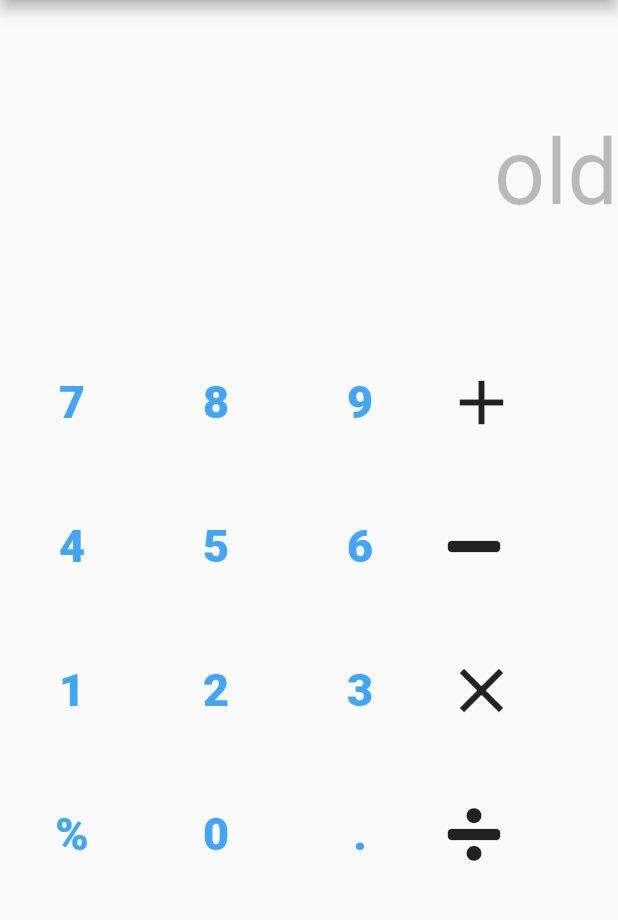
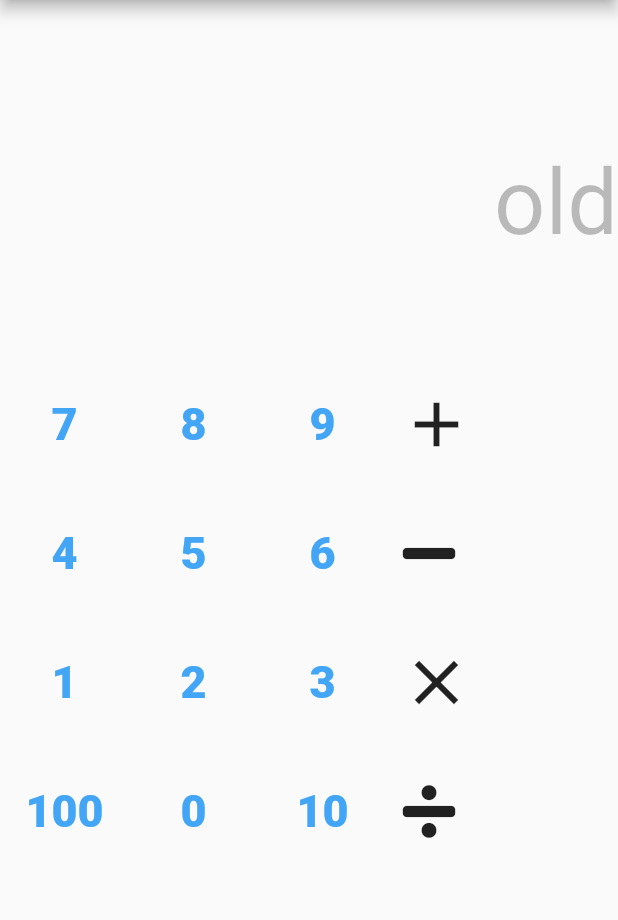
Before and after one commit to ajaydatla/calculator, a Flutter app: the screen it shows after launch, on a phone screen of 412 x 824 dp, the part 84-1004 px from its top. Run offline on Flutter 3.47's test engine with Material 2 defaults, Android fonts, the phone set to English and light mode, and no system bars; our stand-ins replace font_awesome_flutter.

Commit message:
single function for digits

```diff
--- a/lib/main.dart
+++ b/lib/main.dart
@@ -26,7 +26,7 @@ class HomeState extends State<MainScreen> {
           child: ListView(
 
             children: <Widget>[
-              new Padding(padding: EdgeInsets.all(40.0)),
+              new Padding(padding: EdgeInsets.all(50.0)),
               Text(
                 _oldValue,
                 textAlign: TextAlign.right,
@@ -47,103 +47,22 @@ class HomeState extends State<MainScreen> {
               Row(
                 children: <Widget>[
 
-                  IconButton(
-                    icon: new Text(
-                      '7',
-                      style: new TextStyle(
-
-                          fontSize: 30.0,
-                          fontWeight: FontWeight.w800,
-                          color: Colors.blue.shade400),
-                    ),
-                    onPressed: () => inputValue(7),
-                    iconSize: 80.0,
-
-
-                  ),
-                  IconButton(
-                    icon: new Text(
-                      '8',
-                      style: new TextStyle(
-
-                          fontSize: 30.0,
-                          fontWeight: FontWeight.w800,
-                          color: Colors.blue.shade400),
-                    ),
-                    onPressed: () => inputValue(8),
-                    iconSize: 80.0,
-
-
-                  ),
-                  IconButton(
-                    icon: new Text(
-                      '9',
-                      style: new TextStyle(
-
-                          fontSize: 30.0,
-                          fontWeight: FontWeight.w800,
-                          color: Colors.blue.shade400),
-                    ),
-                    onPressed: () => inputValue(9),
-                    iconSize: 80.0,
-
-
-                  ),
+                  iconButton(7),
+                  iconButton(8),
+                  iconButton(9),
                   IconButton(
                     icon: Icon(Icons.add),
                     onPressed: () => addition(),
                     iconSize: 50.0,
-
-
                   ),
 
                 ],
               ),
               Row(
                 children: <Widget>[
-
-                  IconButton(
-                    icon: new Text(
-                      '4',
-                      style: new TextStyle(
-
-                          fontSize: 30.0,
-                          fontWeight: FontWeight.w800,
-                          color: Colors.blue.shade400),
-                    ),
-                    onPressed: () => inputValue(4),
-                    iconSize: 80.0,
-
-
-                  ),
-                  IconButton(
-                    icon: new Text(
-                      '5',
-                      style: new TextStyle(
-
-                          fontSize: 30.0,
-                          fontWeight: FontWeight.w800,
-                          color: Colors.blue.shade400),
-                    ),
-                    onPressed: () => inputValue(5),
-                    iconSize: 80.0,
-
-
-                  ),
-                  IconButton(
-                    icon: new Text(
-                      '6',
-                      style: new TextStyle(
-
-                          fontSize: 30.0,
-                          fontWeight: FontWeight.w800,
-                          color: Colors.blue.shade400),
-                    ),
-                    onPressed: () => inputValue(6),
-                    iconSize: 80.0,
-
-
-                  ),
+                  iconButton(4),
+                  iconButton(5),
+                  iconButton(6),
                   IconButton(
                     icon: Icon(FontAwesomeIcons.minus),
                     onPressed: () => inputValue(9),
@@ -156,49 +75,9 @@ class HomeState extends State<MainScreen> {
               ),
               Row(
                 children: <Widget>[
-
-                  IconButton(
-                    icon: new Text(
-                      '1',
-                      style: new TextStyle(
-
-                          fontSize: 30.0,
-                          fontWeight: FontWeight.w800,
-                          color: Colors.blue.shade400),
-                    ),
-                    onPressed: () => inputValue(1),
-                    iconSize: 80.0,
-
-
-                  ),
-                  IconButton(
-                    icon: new Text(
-                      '2',
-                      style: new TextStyle(
-
-                          fontSize: 30.0,
-                          fontWeight: FontWeight.w800,
-                          color: Colors.blue.shade400),
-                    ),
-                    onPressed: () => inputValue(2),
-                    iconSize: 80.0,
-
-
-                  ),
-                  IconButton(
-                    icon: new Text(
-                      '3',
-                      style: new TextStyle(
-
-                          fontSize: 30.0,
-                          fontWeight: FontWeight.w800,
-                          color: Colors.blue.shade400),
-                    ),
-                    onPressed: () => inputValue(3),
-                    iconSize: 80.0,
-
-
-                  ),
+                  iconButton(1),
+                  iconButton(2),
+                  iconButton(3),
                   IconButton(
                     icon: Icon(Icons.clear),
                     onPressed: () => inputValue(9),
@@ -211,49 +90,9 @@ class HomeState extends State<MainScreen> {
               ),
               Row(
                 children: <Widget>[
-
-                  IconButton(
-                    icon: new Text(
-                      '%',
-                      style: new TextStyle(
-
-                          fontSize: 30.0,
-                          fontWeight: FontWeight.w800,
-                          color: Colors.blue.shade400),
-                    ),
-                    onPressed: () => inputValue(100),
-                    iconSize: 80.0,
-
-
-                  ),
-                  IconButton(
-                    icon: new Text(
-                      '0',
-                      style: new TextStyle(
-
-                          fontSize: 30.0,
-                          fontWeight: FontWeight.w800,
-                          color: Colors.blue.shade400),
-                    ),
-                    onPressed: () => inputValue(0),
-                    iconSize: 80.0,
-
-
-                  ),
-                  IconButton(
-                    icon: new Text(
-                      '.',
-                      style: new TextStyle(
-
-                          fontSize: 30.0,
-                          fontWeight: FontWeight.w800,
-                          color: Colors.blue.shade400),
-                    ),
-                    onPressed: () => inputValue(10),
-                    iconSize: 80.0,
-
-
-                  ),
+                  iconButton(100),
+                  iconButton(0),
+                  iconButton(10),
                   IconButton(
                     icon: Icon(FontAwesomeIcons.divide),
                     onPressed: () => doAddition(),
@@ -310,6 +149,24 @@ class HomeState extends State<MainScreen> {
 
     }
 
+    Widget iconButton(int digit){
+     return IconButton(
+        icon: new Text(
+          digit.toString(),
+          style: new TextStyle(
+
+              fontSize: 30.0,
+              fontWeight: FontWeight.w800,
+              color: Colors.blue.shade400),
+
+        ),
+        onPressed: () => inputValue(digit),
+        iconSize: 70.0,
+
+
+      );
+    }
+
 
 
 }
```
